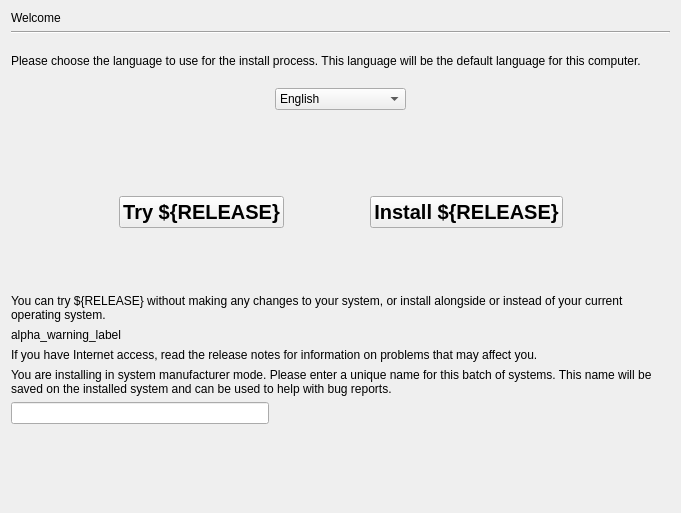
netrunner-kubuntu-legacy/ubiquity, file gui/qt/stepLanguage.ui: the form before one commit.
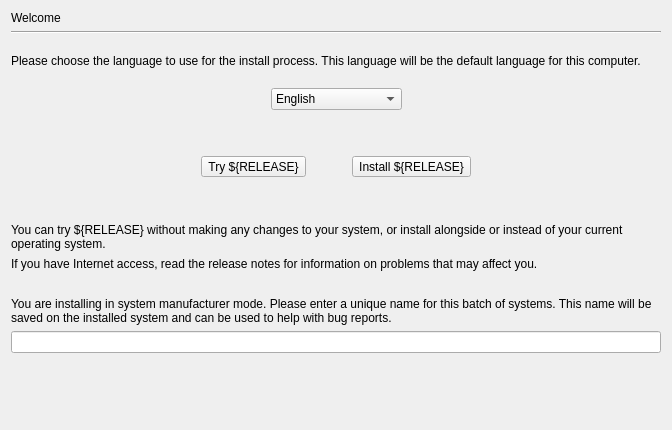
The form after the commit.

Patch:
```diff
--- a/gui/qt/stepLanguage.ui
+++ b/gui/qt/stepLanguage.ui
@@ -6,8 +6,8 @@
    <rect>
     <x>0</x>
     <y>0</y>
-    <width>681</width>
-    <height>513</height>
+    <width>672</width>
+    <height>430</height>
    </rect>
   </property>
   <property name="sizePolicy">
@@ -20,17 +20,23 @@
    <string>Form</string>
   </property>
   <layout class="QGridLayout" name="gridLayout">
-   <item row="0" column="0" colspan="5">
-    <widget class="QLabel" name="welcome_heading_label">
-     <property name="text">
-      <string>Welcome</string>
+   <item row="12" column="2">
+    <spacer name="verticalSpacer">
+     <property name="orientation">
+      <enum>Qt::Vertical</enum>
      </property>
-    </widget>
+     <property name="sizeHint" stdset="0">
+      <size>
+       <width>20</width>
+       <height>0</height>
+      </size>
+     </property>
+    </spacer>
    </item>
-   <item row="11" column="0" colspan="5">
-    <widget class="QLabel" name="oem_id_label">
+   <item row="9" column="0" colspan="5">
+    <widget class="QLabel" name="release_notes_label">
      <property name="text">
-      <string>You are installing in system manufacturer mode. Please enter a unique name for this batch of systems. This name will be saved on the installed system and can be used to help with bug reports.</string>
+      <string>If you have Internet access, read the release notes for information on problems that may affect you.</string>
      </property>
      <property name="wordWrap">
       <bool>true</bool>
@@ -47,6 +53,19 @@
      </property>
     </widget>
    </item>
+   <item row="4" column="0" colspan="2">
+    <spacer name="horizontalSpacer_4">
+     <property name="orientation">
+      <enum>Qt::Horizontal</enum>
+     </property>
+     <property name="sizeHint" stdset="0">
+      <size>
+       <width>294</width>
+       <height>20</height>
+      </size>
+     </property>
+    </spacer>
+   </item>
    <item row="2" column="0" rowspan="2" colspan="5">
     <widget class="QLabel" name="select_language_label">
      <property name="sizePolicy">
@@ -63,35 +82,6 @@
      </property>
     </widget>
    </item>
-   <item row="4" column="0" colspan="2">
-    <spacer name="horizontalSpacer_4">
-     <property name="orientation">
-      <enum>Qt::Horizontal</enum>
-     </property>
-     <property name="sizeHint" stdset="0">
-      <size>
-       <width>294</width>
-       <height>20</height>
-      </size>
-     </property>
-    </spacer>
-   </item>
-   <item row="12" column="0" colspan="2">
-    <widget class="QLineEdit" name="oem_id_entry"/>
-   </item>
-   <item row="4" column="3" colspan="2">
-    <spacer name="horizontalSpacer_3">
-     <property name="orientation">
-      <enum>Qt::Horizontal</enum>
-     </property>
-     <property name="sizeHint" stdset="0">
-      <size>
-       <width>293</width>
-       <height>20</height>
-      </size>
-     </property>
-    </spacer>
-   </item>
    <item row="4" column="2">
     <widget class="QComboBox" name="language_combobox">
      <property name="editable">
@@ -130,34 +120,24 @@
      <property name="sizeHint" stdset="0">
       <size>
        <width>0</width>
-       <height>60</height>
+       <height>40</height>
       </size>
      </property>
     </spacer>
    </item>
-   <item row="13" column="2">
-    <spacer name="verticalSpacer">
+   <item row="4" column="3" colspan="2">
+    <spacer name="horizontalSpacer_3">
      <property name="orientation">
-      <enum>Qt::Vertical</enum>
+      <enum>Qt::Horizontal</enum>
      </property>
      <property name="sizeHint" stdset="0">
       <size>
-       <width>20</width>
-       <height>40</height>
+       <width>293</width>
+       <height>20</height>
       </size>
      </property>
     </spacer>
    </item>
-   <item row="10" column="0" colspan="5">
-    <widget class="QLabel" name="release_notes_label">
-     <property name="text">
-      <string>If you have Internet access, read the release notes for information on problems that may affect you.</string>
-     </property>
-     <property name="wordWrap">
-      <bool>true</bool>
-     </property>
-    </widget>
-   </item>
    <item row="6" column="0" colspan="5">
     <layout class="QHBoxLayout" name="horizontalLayout">
      <item>
@@ -174,38 +154,20 @@
       </spacer>
      </item>
      <item>
-      <layout class="QVBoxLayout" name="verticalLayout">
-       <item>
-        <widget class="QLabel" name="image1">
-         <property name="sizePolicy">
-          <sizepolicy hsizetype="Minimum" vsizetype="Minimum">
-           <horstretch>0</horstretch>
-           <verstretch>0</verstretch>
-          </sizepolicy>
-         </property>
-         <property name="text">
-          <string/>
-         </property>
-         <property name="alignment">
-          <set>Qt::AlignCenter</set>
-         </property>
-        </widget>
-       </item>
-       <item>
-        <widget class="QPushButton" name="try_ubuntu">
-         <property name="font">
-          <font>
-           <pointsize>15</pointsize>
-           <weight>75</weight>
-           <bold>true</bold>
-          </font>
-         </property>
-         <property name="text">
-          <string>Try ${RELEASE}</string>
-         </property>
-        </widget>
-       </item>
-      </layout>
+      <widget class="QToolButton" name="try_ubuntu">
+       <property name="sizePolicy">
+        <sizepolicy hsizetype="Minimum" vsizetype="Minimum">
+         <horstretch>0</horstretch>
+         <verstretch>0</verstretch>
+        </sizepolicy>
+       </property>
+       <property name="text">
+        <string>Try ${RELEASE}</string>
+       </property>
+       <property name="toolButtonStyle">
+        <enum>Qt::ToolButtonTextUnderIcon</enum>
+       </property>
+      </widget>
      </item>
      <item>
       <spacer name="horizontalSpacer_7">
@@ -217,45 +179,27 @@
        </property>
        <property name="sizeHint" stdset="0">
         <size>
-         <width>80</width>
+         <width>40</width>
          <height>20</height>
         </size>
        </property>
       </spacer>
      </item>
      <item>
-      <layout class="QVBoxLayout" name="verticalLayout_2">
-       <item>
-        <widget class="QLabel" name="image2">
-         <property name="sizePolicy">
-          <sizepolicy hsizetype="Minimum" vsizetype="Minimum">
-           <horstretch>2</horstretch>
-           <verstretch>2</verstretch>
-          </sizepolicy>
-         </property>
-         <property name="text">
-          <string/>
-         </property>
-         <property name="alignment">
-          <set>Qt::AlignCenter</set>
-         </property>
-        </widget>
-       </item>
-       <item>
-        <widget class="QPushButton" name="install_ubuntu">
-         <property name="font">
-          <font>
-           <pointsize>15</pointsize>
-           <weight>75</weight>
-           <bold>true</bold>
-          </font>
-         </property>
-         <property name="text">
-          <string>Install ${RELEASE}</string>
-         </property>
-        </widget>
-       </item>
-      </layout>
+      <widget class="QToolButton" name="install_ubuntu">
+       <property name="sizePolicy">
+        <sizepolicy hsizetype="Minimum" vsizetype="Minimum">
+         <horstretch>0</horstretch>
+         <verstretch>0</verstretch>
+        </sizepolicy>
+       </property>
+       <property name="text">
+        <string>Install ${RELEASE}</string>
+       </property>
+       <property name="toolButtonStyle">
+        <enum>Qt::ToolButtonTextUnderIcon</enum>
+       </property>
+      </widget>
      </item>
      <item>
       <spacer name="horizontalSpacer_5">
@@ -279,16 +223,6 @@
      </property>
     </widget>
    </item>
-   <item row="9" column="0" colspan="5">
-    <widget class="QLabel" name="alpha_warning_label">
-     <property name="text">
-      <string>alpha_warning_label</string>
-     </property>
-     <property name="wordWrap">
-      <bool>true</bool>
-     </property>
-    </widget>
-   </item>
    <item row="7" column="2">
     <spacer name="verticalSpacer_3">
      <property name="orientation">
@@ -300,11 +234,56 @@
      <property name="sizeHint" stdset="0">
       <size>
        <width>20</width>
-       <height>60</height>
+       <height>40</height>
       </size>
      </property>
     </spacer>
    </item>
+   <item row="0" column="0" colspan="5">
+    <widget class="QLabel" name="welcome_heading_label">
+     <property name="text">
+      <string>Welcome</string>
+     </property>
+    </widget>
+   </item>
+   <item row="10" column="0" colspan="5">
+    <widget class="QWidget" name="oem_widget" native="true">
+     <layout class="QVBoxLayout" name="verticalLayout">
+      <property name="margin">
+       <number>0</number>
+      </property>
+      <item>
+       <spacer name="verticalSpacer_2">
+        <property name="orientation">
+         <enum>Qt::Vertical</enum>
+        </property>
+        <property name="sizeType">
+         <enum>QSizePolicy::Fixed</enum>
+        </property>
+        <property name="sizeHint" stdset="0">
+         <size>
+          <width>20</width>
+          <height>20</height>
+         </size>
+        </property>
+       </spacer>
+      </item>
+      <item>
+       <widget class="QLabel" name="oem_id_label">
+        <property name="text">
+         <string>You are installing in system manufacturer mode. Please enter a unique name for this batch of systems. This name will be saved on the installed system and can be used to help with bug reports.</string>
+        </property>
+        <property name="wordWrap">
+         <bool>true</bool>
+        </property>
+       </widget>
+      </item>
+      <item>
+       <widget class="QLineEdit" name="oem_id_entry"/>
+      </item>
+     </layout>
+    </widget>
+   </item>
   </layout>
  </widget>
  <resources/>
```
